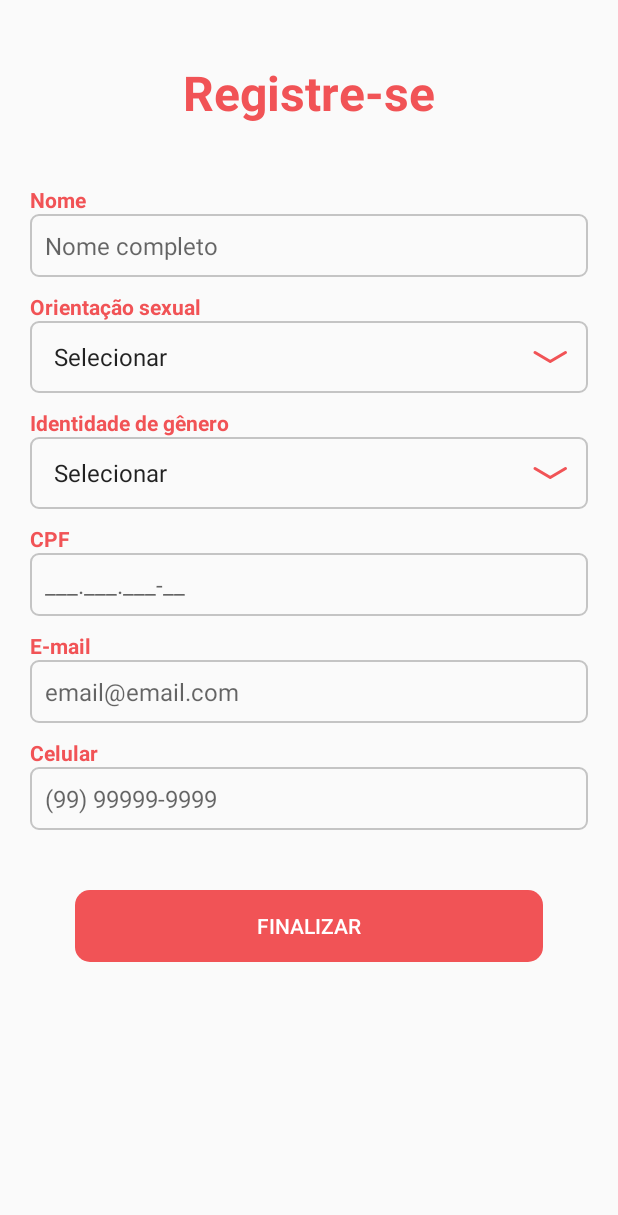
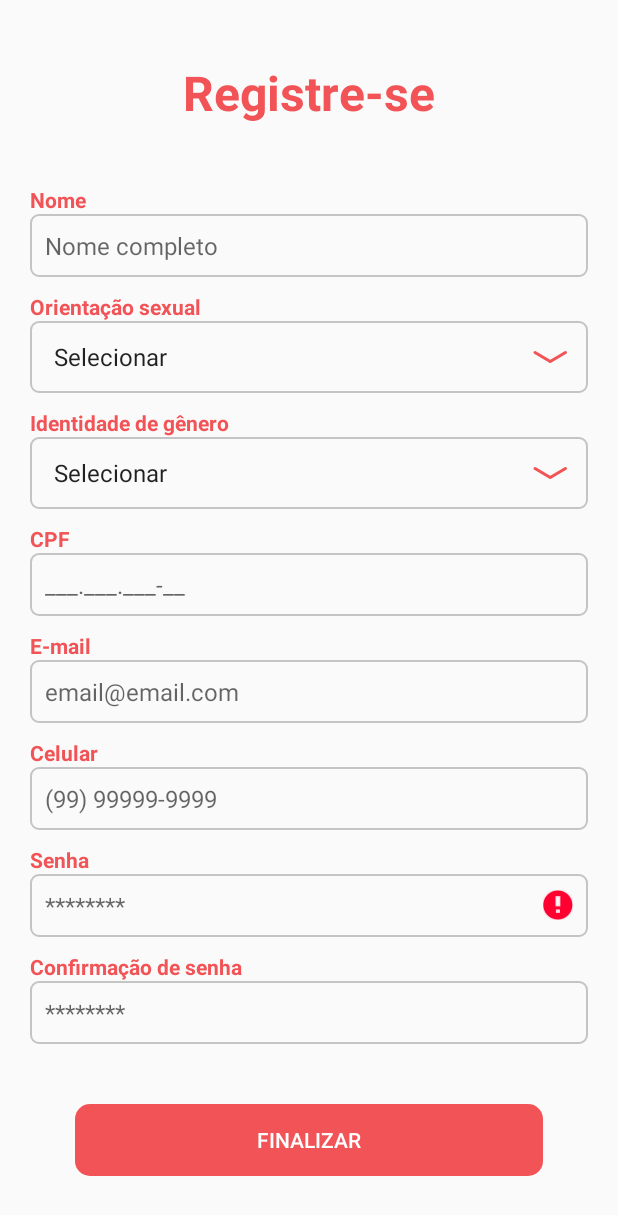
Before and after one commit to Queerfy/mobile-queerfy, an Android app: the UrgencyRegisterActivity screen opened directly, with no data from a screen before it, after a tap on "FINALIZAR", on a phone screen of 412 x 824 dp. Shown: the top 1215 px of the screen. Run offline under Robolectric (Android 15) with nearby library versions, the phone set to English and light mode, and no system bars.

Commit message:
ajustes finais para a apresentação

```diff
--- a/app/src/main/java/com/example/queerfy/model/UrgencyRegisterModel.kt
+++ b/app/src/main/java/com/example/queerfy/model/UrgencyRegisterModel.kt
@@ -6,8 +6,9 @@ import com.example.queerfy.utils.SexOrientationEnum
 data class UrgencyRegisterModel(
     val name: String,
     val sexOrientation: SexOrientationEnum,
-    val genderIdentity: GenderIdentityEnum,
+    val genre: GenderIdentityEnum,
     val cpf: String,
     val email: String,
-    val phone: String
+    val phone: String,
+    val password: String
 )
--- a/app/src/main/java/com/example/queerfy/services/Api.kt
+++ b/app/src/main/java/com/example/queerfy/services/Api.kt
@@ -23,7 +23,7 @@ interface Api {
 
     companion object {
         // Trocar para o ip local da maquina
-        var url = "http://192.168.0.51:8080/"
+        var url = "https://d668-2804-14c-d2-8029-e916-3304-606e-fd66.ngrok.io/"
 
         fun create(): Api{
             var retrofit = Retrofit.Builder()
--- a/app/src/main/java/com/example/queerfy/view/UrgencyRegisterActivity.kt
+++ b/app/src/main/java/com/example/queerfy/view/UrgencyRegisterActivity.kt
@@ -117,6 +117,11 @@ class UrgencyRegisterActivity : AppCompatActivity() {
             return false
         }
 
+        if (this.binding.edtPassword.text.toString().isEmpty()) {
+            this.binding.edtPassword.error = "Senha Invalida!"
+            return false
+        }
+
         return true
     }
 
@@ -125,7 +130,7 @@ class UrgencyRegisterActivity : AppCompatActivity() {
             UrgencyRegisterModel(
                 name = this.binding.edtName.text.toString(),
                 sexOrientation =  urgencyRegisterViewModel.sexOrientationEnum,
-                genderIdentity =  urgencyRegisterViewModel.genderIdentityEnum,
+                genre =  urgencyRegisterViewModel.genderIdentityEnum,
                 cpf = this.binding.edtCpf.text.toString()
                     .replace(".","")
                     .replace("-","")
@@ -136,7 +141,8 @@ class UrgencyRegisterActivity : AppCompatActivity() {
                     .replace(")","")
                     .replace("-","")
                     .replace(" ","")
-                    .trim()
+                    .trim(),
+                password = this.binding.edtPassword.text.toString()
             )
     }
 }
--- a/app/src/main/res/drawable/container_header.xml
+++ b/app/src/main/res/drawable/container_header.xml
@@ -1,6 +1,6 @@
 <?xml version="1.0" encoding="utf-8"?>
 <shape xmlns:android="http://schemas.android.com/apk/res/android">
-    <solid android:color="@color/white"></solid>
+    <solid android:color="@color/gray_light"></solid>
     <corners android:radius="10dp"></corners>
     <stroke android:color="@color/gray" android:width="2dp"></stroke>
 </shape>
--- a/app/src/main/res/layout/activity_login_form.xml
+++ b/app/src/main/res/layout/activity_login_form.xml
@@ -102,7 +102,7 @@
         app:layout_constraintStart_toStartOf="parent"
         app:layout_constraintEnd_toEndOf="parent"
         style="@style/InputLogin"
-        android:hint="Senha"
+        android:hint="@string/hint_password"
         android:inputType="textPassword"
         />
 
--- a/app/src/main/res/layout/activity_urgency_register.xml
+++ b/app/src/main/res/layout/activity_urgency_register.xml
@@ -141,6 +141,42 @@
                     android:padding="10dp"
                     android:background="@drawable/shape_register_edit_text" />
 
+                <TextView
+                    android:layout_width="wrap_content"
+                    android:layout_height="wrap_content"
+                    android:text="@string/password"
+                    android:textColor="@color/red"
+                    android:textStyle="bold"
+                    android:layout_marginTop="10dp" />
+
+                <EditText
+                    android:id="@+id/edtPassword"
+                    android:layout_width="match_parent"
+                    android:layout_height="wrap_content"
+                    android:hint="@string/hint_password"
+                    android:inputType="textPassword"
+                    android:textSize="16sp"
+                    android:padding="10dp"
+                    android:background="@drawable/shape_register_edit_text" />
+
+                <TextView
+                    android:layout_width="wrap_content"
+                    android:layout_height="wrap_content"
+                    android:text="@string/password_confirmation"
+                    android:textColor="@color/red"
+                    android:textStyle="bold"
+                    android:layout_marginTop="10dp" />
+
+                <EditText
+                    android:id="@+id/edtPasswordConfirmation"
+                    android:layout_width="match_parent"
+                    android:layout_height="wrap_content"
+                    android:hint="@string/hint_password"
+                    android:inputType="textPassword"
+                    android:textSize="16sp"
+                    android:padding="10dp"
+                    android:background="@drawable/shape_register_edit_text" />
+
                 <Button
                     android:id="@+id/btnFinish"
                     android:layout_width="match_parent"
```
